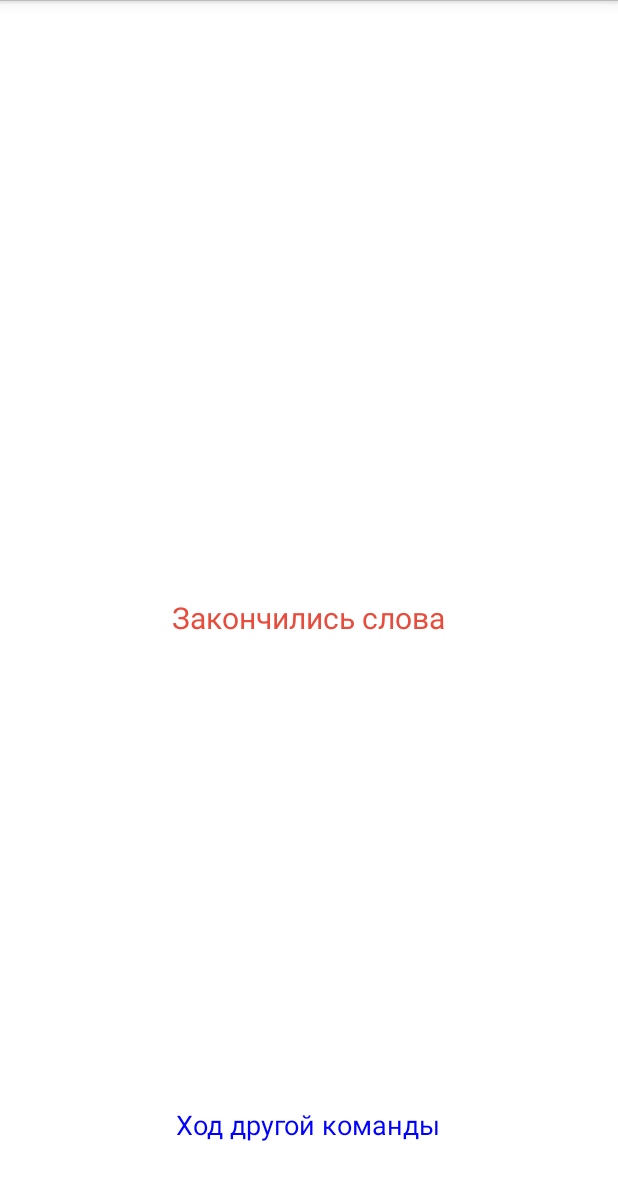
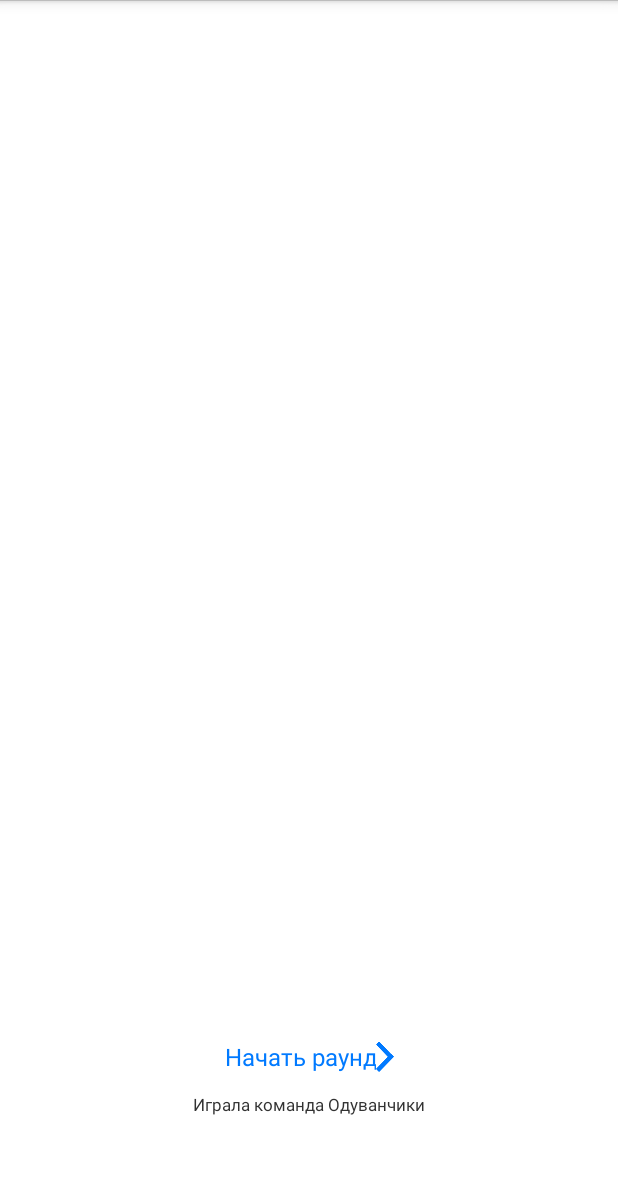
Before and after one commit to NuKeRsOn/Alias, an Android app: the fragment GameFragment shown on its own in the app's theme, on a phone screen of 412 x 824 dp. Shown: the top 1180 px of the screen. Run offline under Robolectric (Android 15) with nearby library versions, the phone set to English and light mode, and no system bars; 5 statements that could not run were skipped.

Commit message:
xml of create teams and prepare fragments

```diff
--- a/app/src/main/java/org/happysanta/alias/game/CreateTeamsAdapter.java
+++ b/app/src/main/java/org/happysanta/alias/game/CreateTeamsAdapter.java
@@ -31,7 +31,6 @@ public class CreateTeamsAdapter extends BaseAdapter {
         this.activity = (Activity) context;
         this.context = context;
         this.teams = new ArrayList<AliasTeam>();
-
         teams.add(new AliasTeam("Львы"));
         teams.add(new AliasTeam("Собаки"));
     }
@@ -94,7 +93,7 @@ public class CreateTeamsAdapter extends BaseAdapter {
                 teamColor.setBackgroundResource(R.drawable.purple_team);
                 break;
         }
-        final AliasTeam team = (AliasTeam) getItem(position);
+        final AliasTeam team = (AliasTeam) getItem  (position);
         editText.setText(team.name);
         editText.addTextChangedListener(new TextWatcher() {
             @Override
--- a/app/src/main/java/org/happysanta/alias/game/GameActivity.java
+++ b/app/src/main/java/org/happysanta/alias/game/GameActivity.java
@@ -5,6 +5,7 @@ import android.content.Context;
 import android.content.res.AssetManager;
 import android.os.Bundle;
 import android.os.Message;
+import android.provider.UserDictionary;
 
 import org.happysanta.alias.R;
 import org.happysanta.alias.dictionaries.Dictionaries;
@@ -63,7 +64,6 @@ public class GameActivity extends Activity {
 
     public void ready() {
         // какая команда играет, какой раунд
-        //todo Слова при новой загрузке
         getFragmentManager().beginTransaction()
                 .replace(R.id.container, new GameFragment())
                 .commit();
@@ -90,7 +90,6 @@ public class GameActivity extends Activity {
         finish();
     }
 
-
     public AliasDictionary getDictionary() {
        return dictionary;
     }
--- a/app/src/main/java/org/happysanta/alias/game/GameFragment.java
+++ b/app/src/main/java/org/happysanta/alias/game/GameFragment.java
@@ -18,6 +18,8 @@ import org.happysanta.alias.models.AliasDictionary;
 import org.happysanta.alias.models.AliasTeam;
 import org.happysanta.alias.models.AliasWord;
 
+import java.io.IOError;
+import java.io.IOException;
 import java.util.ArrayList;
 import java.util.Timer;
 import java.util.TimerTask;
@@ -68,7 +70,6 @@ public class  GameFragment extends Fragment {
 
         currentTeam = activity.getCurrentTeam();
         dictionary = activity.getDictionary();
-        // todo вытаскивать из базы данных
         nextWord();
 
         okButton.setOnClickListener(new View.OnClickListener() {
@@ -76,6 +77,7 @@ public class  GameFragment extends Fragment {
             public void onClick(View v) {
                 currentWord.setGuessed(true);
                 nextWord();
+
             }
         });
         niokButton.setOnClickListener(new View.OnClickListener() {
@@ -112,7 +114,7 @@ public class  GameFragment extends Fragment {
                             scheduleTask();
                             timerProgressView.setProgress(100 / roundTime * (roundTime - timeRemaining));
                             timerTextView.setText(""+timeRemaining);
-                            timerTextView.setVisibility(View.GONE);
+                               timerTextView.setVisibility(View.GONE);
                         }else{
                             gameOver();
                         }
@@ -141,16 +143,17 @@ public class  GameFragment extends Fragment {
         gameOverView.setVisibility(View.VISIBLE);
 
         if (timeRemaining==0) {
-            gameOverView.setText("Время закончилось");
+            gameOverView.setText("Играла команда " + currentTeam.name);
         }else{
-            gameOverView.setText("Закончились слова");
+            gameOverView.setText("Играла команда " + currentTeam.name);
         }
         if (activity.getTeams().size() == activity.getCurrentTeamIndex()+1){
             nextTeamButton.setText("Показать результаты");
+
         }else{
-            nextTeamButton.setText("Ход другой команды");
+            nextTeamButton.setText("Начать раунд");
         }
-        //todo Показать результате, когда заканчиваются слова
+        //todo Показать результаты, когда заканчиваются слова
         nextTeamButton.setOnClickListener(new View.OnClickListener() {
             @Override
             public void onClick(View v) {
--- a/app/src/main/java/org/happysanta/alias/game/RoundResultFragment.java
+++ b/app/src/main/java/org/happysanta/alias/game/RoundResultFragment.java
@@ -124,6 +124,6 @@ public class RoundResultFragment extends Fragment {
 
     private void again(){
         GameActivity prepareFragment = (GameActivity) getActivity();
-        prepareFragment.ready();
+        prepareFragment.playRound();
     }
 }
--- a/app/src/main/java/org/happysanta/alias/start/StartActivity.java
+++ b/app/src/main/java/org/happysanta/alias/start/StartActivity.java
@@ -122,8 +122,6 @@ public class StartActivity extends Activity {
         settingButton.setVisibility(View.VISIBLE);
         playButton.setVisibility(View.VISIBLE);
 
-
-
         if (topTextView.getVisibility()!=View.VISIBLE) {
             topTextView.setVisibility(View.VISIBLE);
             AlphaAnimation topTextViewAlphaAnimation = new AlphaAnimation(0, 1);
@@ -150,10 +148,7 @@ public class StartActivity extends Activity {
         dictionaryButtonAlphaAnimation.setDuration(900);
         dictionaryButtonAlphaAnimation.setInterpolator(new DecelerateInterpolator());
         dictionaryButton.startAnimation(dictionaryButtonAlphaAnimation);
-
-
     }
-
     private void showFirstRule() {
         rulesAgreeButton.setVisibility(View.VISIBLE);
         topTextView.setVisibility(View.VISIBLE);
--- a/app/src/main/res/layout/fragment_create_teams.xml
+++ b/app/src/main/res/layout/fragment_create_teams.xml
@@ -9,7 +9,7 @@
         android:layout_centerHorizontal="true"
         android:text="Создайте команды"
         android:textSize="16sp"
-        android:textColor="#666"
+        android:textColor="#444"
         android:layout_marginTop="77dp"
         android:layout_width="wrap_content"
         android:layout_height="wrap_content" />
--- a/app/src/main/res/layout/fragment_game.xml
+++ b/app/src/main/res/layout/fragment_game.xml
@@ -31,12 +31,13 @@
         android:layout_width="wrap_content"
         android:layout_height="wrap_content" />
     <TextView
-        android:textColor="#e74c3c"
         android:visibility="gone"
         android:id="@+id/game_over"
-        android:text="Игра закончена"
-        android:textSize="20sp"
-        android:layout_centerInParent="true"
+        android:text="Играет"
+        android:textSize="11sp"
+        android:layout_alignParentBottom="true"
+        android:layout_centerHorizontal="true"
+        android:layout_marginBottom="80dp"
         android:layout_width="wrap_content"
         android:layout_height="wrap_content" />
     <TextView
@@ -47,12 +48,15 @@
         android:layout_width="wrap_content"
         android:layout_height="wrap_content" />
     <Button
-        android:textColor="#0000ff"
+        android:textColor="#017aff"
         android:background="#ffffff"
+        android:layout_above="@+id/game_over"
         android:id="@+id/next_team"
-        android:visibility="gone"
-        android:layout_marginBottom="50dp"
-        android:layout_alignParentBottom="true"
+        android:visibility="visible"
+        android:text="Начать раунд"
+        android:textSize="16sp"
+        android:drawableRight="@drawable/forward"
+        android:gravity="center"
         android:layout_centerHorizontal="true"
         android:layout_width="wrap_content"
         android:layout_height="wrap_content" />
--- a/app/src/main/res/layout/fragment_prepare.xml
+++ b/app/src/main/res/layout/fragment_prepare.xml
@@ -15,7 +15,7 @@
         android:layout_width="wrap_content"
         android:layout_height="wrap_content" />
     <TextView
-        android:textColor="#e74c3c"
+        android:textColor="#333"
         android:textSize="15dp"
         android:text="Осталось 5 секунд"
         android:layout_centerInParent="true"
--- a/app/src/main/res/layout/item_team_add_button.xml
+++ b/app/src/main/res/layout/item_team_add_button.xml
@@ -15,7 +15,7 @@
         android:layout_width="wrap_content"/>
     <View
         android:layout_below="@+id/button"
-        android:background="#dbdbdb"
+            android:background="#dbdbdb"
         android:layout_marginTop="15dp"
         android:layout_marginLeft="53dp"
         android:layout_width="match_parent"
```
